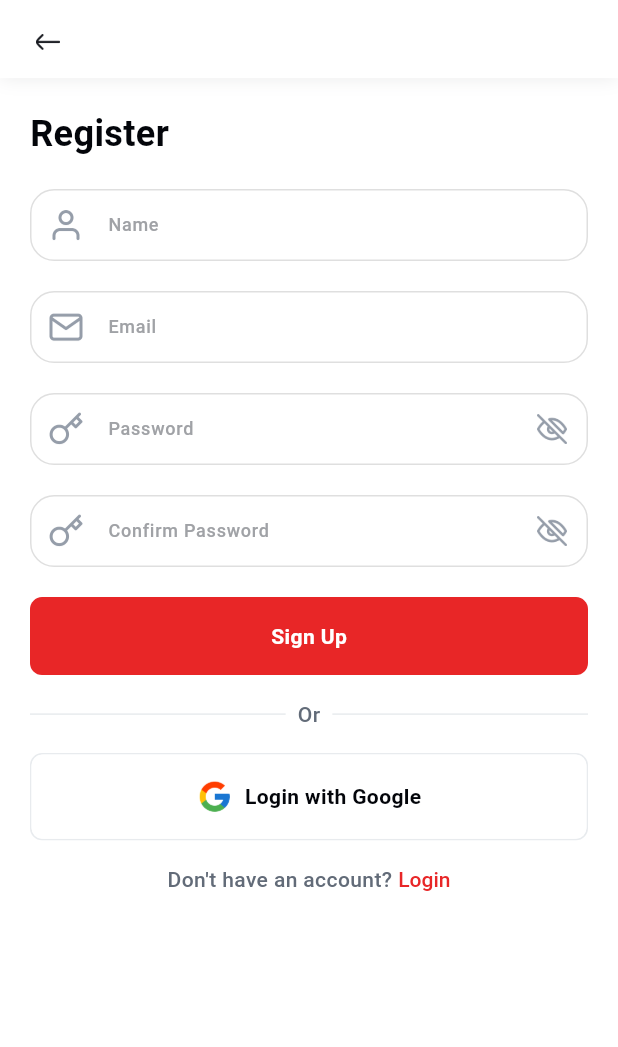
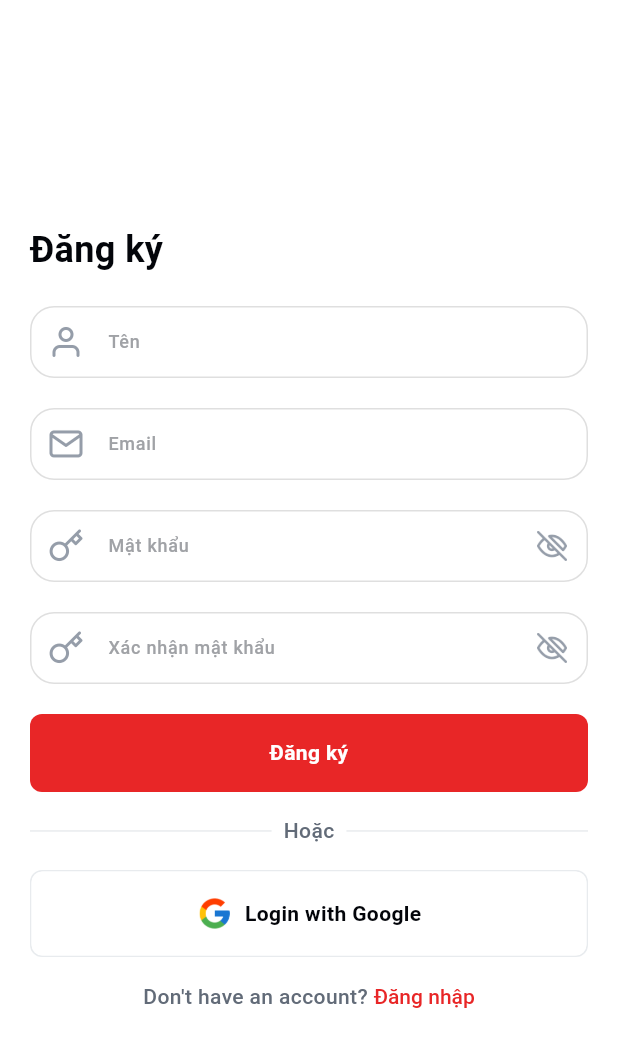
Before and after one commit to toila4120/movie_app, a Flutter app: the screen it shows after launch, after a tap on "Sign up", on a phone screen of 412 x 824 dp. Shown: the top 1047 px of the screen. Run offline on Flutter 3.47's test engine with Material 3 defaults, Android fonts, the phone set to English and light mode, and no system bars; our stand-ins replace cached_network_image, carousel_slider, chewie, cloud_firestore, dio, equatable and 11 more; accounts and stored records are empty; network calls fail; Roboto replaces fonts that are missing (SFProDisplay).

Commit message:
feat: enhance authentication and home features with movie fetching and profile management

```diff
--- a/lib/features/authentication/authentication.dart
+++ b/lib/features/authentication/authentication.dart
@@ -11,6 +11,7 @@ import 'package:movie_app/core/bloc/app_bloc.dart';
 import 'package:movie_app/features/categories/presentation/bloc/categories_bloc.dart';
 import 'package:movie_app/features/categories/presentation/bloc/categories_event.dart';
 import 'package:movie_app/features/categories/presentation/bloc/categories_state.dart';
+import 'package:movie_app/features/home/presentation/bloc/home_bloc.dart';
 
 part 'presentation/screen/login_screen.dart';
 part 'presentation/screen/register_screen.dart';
--- a/lib/features/authentication/presentation/screen/login_screen.dart
+++ b/lib/features/authentication/presentation/screen/login_screen.dart
@@ -16,6 +16,12 @@ class _LoginScreenState extends State<LoginScreen> {
   @override
   void dispose() {
     super.dispose();
+  }
+
+  @override
+  void initState() {
+    super.initState();
+    context.read<HomeBloc>().add(FectchMovieForBannerMovies());
   }
 
   @override
--- a/lib/features/authentication/presentation/screen/register_screen.dart
+++ b/lib/features/authentication/presentation/screen/register_screen.dart
@@ -32,9 +32,9 @@ class _RegisterScreenState extends State<RegisterScreen> {
       child: AppContainer(
         resizeToAvoidBottomInset: true,
         child: Column(
+          mainAxisAlignment: MainAxisAlignment.center,
           children: [
-            const AppHeader(),
-            Expanded(
+            Flexible(
               child: Padding(
                 padding: EdgeInsets.symmetric(
                   horizontal: AppPadding.large,
@@ -48,17 +48,16 @@ class _RegisterScreenState extends State<RegisterScreen> {
                       crossAxisAlignment: CrossAxisAlignment.start,
                       children: [
                         Text(
-                          'Register',
+                          'Đăng ký',
                           style: TextStyle(
                             fontSize: 24.sp,
                             fontWeight: FontWeight.w700,
-                            // color: AppColor.greyScale900,
                           ),
                         ),
                         SizedBox(height: AppPadding.large),
                         AppTextField(
                           controller: _nameController,
-                          hintText: 'Name',
+                          hintText: 'Tên',
                           prefixIcon: Padding(
                             padding: EdgeInsets.all(AppPadding.small),
                             child: Image.asset(
@@ -84,7 +83,7 @@ class _RegisterScreenState extends State<RegisterScreen> {
                         SizedBox(height: AppPadding.large),
                         AppTextField(
                           controller: _passwordController,
-                          hintText: 'Password',
+                          hintText: 'Mật khẩu',
                           obscureText: _isObscureText,
                           prefixIcon: Padding(
                             padding: EdgeInsets.all(AppPadding.small),
@@ -112,7 +111,7 @@ class _RegisterScreenState extends State<RegisterScreen> {
                         SizedBox(height: AppPadding.large),
                         AppTextField(
                           controller: _confirmPasswordController,
-                          hintText: 'Confirm Password',
+                          hintText: 'Xác nhận mật khẩu',
                           obscureText: _isObscureText,
                           prefixIcon: Padding(
                             padding: EdgeInsets.all(AppPadding.small),
@@ -169,7 +168,7 @@ class _RegisterScreenState extends State<RegisterScreen> {
                                       ),
                                     )
                                   : Text(
-                                      'Sign Up',
+                                      'Đăng ký',
                                       style: TextStyle(
                                         fontSize: 14.sp,
                                         fontWeight: FontWeight.w700,
@@ -192,7 +191,7 @@ class _RegisterScreenState extends State<RegisterScreen> {
                             ),
                             SizedBox(width: AppPadding.tiny),
                             Text(
-                              'Or',
+                              'Hoặc',
                               style: TextStyle(
                                 fontSize: 14.sp,
                                 fontWeight: FontWeight.w500,
@@ -228,7 +227,7 @@ class _RegisterScreenState extends State<RegisterScreen> {
                               onPressed: () {
                                 context.go(AppRouter.loginScreenPath);
                               },
-                              text: 'Login',
+                              text: 'Đăng nhập',
                               textStyle: TextStyle(
                                 fontSize: 14.sp,
                                 fontWeight: FontWeight.w500,
--- a/lib/features/home/presentation/bloc/home_bloc.dart
+++ b/lib/features/home/presentation/bloc/home_bloc.dart
@@ -1,6 +1,7 @@
 import 'package:equatable/equatable.dart';
 import 'package:flutter_bloc/flutter_bloc.dart';
 import 'package:movie_app/core/enum/loading_state.dart';
+import 'package:movie_app/features/home/data/model/movie_with_genre.dart';
 import 'package:movie_app/features/home/domain/entities/movie_for_banner_entity.dart';
 import 'package:movie_app/features/home/domain/usecase/fetch_movie_for_banner_usecase.dart';
 import 'package:movie_app/injection_container.dart';
--- a/lib/features/home/presentation/bloc/home_state.dart
+++ b/lib/features/home/presentation/bloc/home_state.dart
@@ -2,10 +2,8 @@ part of 'home_bloc.dart';
 
 class HomeState extends Equatable {
   final List<MovieForBannerEntity> bannerMovies;
-  final List<MovieForBannerEntity> hanhDongMovies;
   final List<MovieForBannerEntity> newMovies;
-  final List<MovieForBannerEntity> phieuLuuMovies;
-  final List<MovieForBannerEntity> kinhDiMovies;
+  final List<MovieWithGenre> popularMovies;
   final LoadingState loadingState;
   final String errorMessage;
 
@@ -13,19 +11,15 @@ class HomeState extends Equatable {
     required this.bannerMovies,
     required this.loadingState,
     required this.errorMessage,
-    this.hanhDongMovies = const [],
     this.newMovies = const [],
-    this.phieuLuuMovies = const [],
-    this.kinhDiMovies = const [],
+    this.popularMovies = const [],
   });
 
   factory HomeState.init() {
     return const HomeState(
       bannerMovies: [],
-      hanhDongMovies: [],
       newMovies: [],
-      phieuLuuMovies: [],
-      kinhDiMovies: [],
+      popularMovies: [],
       loadingState: LoadingState.pure,
       errorMessage: '',
     );
@@ -33,19 +27,15 @@ class HomeState extends Equatable {
 
   HomeState copyWith({
     List<MovieForBannerEntity>? bannerMovies,
-    List<MovieForBannerEntity>? hanhDongMovies,
     List<MovieForBannerEntity>? newMovies,
-    List<MovieForBannerEntity>? phieuLuuMovies,
-    List<MovieForBannerEntity>? kinhDiMovies,
+    List<MovieWithGenre>? popularMovies,
     LoadingState? loadingState,
     String? errorMessage,
   }) {
     return HomeState(
       bannerMovies: bannerMovies ?? this.bannerMovies,
-      hanhDongMovies: hanhDongMovies ?? this.hanhDongMovies,
       newMovies: newMovies ?? this.newMovies,
-      phieuLuuMovies: phieuLuuMovies ?? this.phieuLuuMovies,
-      kinhDiMovies: kinhDiMovies ?? this.kinhDiMovies,
+      popularMovies: popularMovies ?? this.popularMovies,
       loadingState: loadingState ?? this.loadingState,
       errorMessage: errorMessage ?? this.errorMessage,
     );
@@ -54,10 +44,8 @@ class HomeState extends Equatable {
   @override
   List<Object> get props => [
         bannerMovies,
-        hanhDongMovies,
         newMovies,
-        phieuLuuMovies,
-        kinhDiMovies,
+        popularMovies,
         loadingState,
         errorMessage,
       ];
--- a/lib/features/home/presentation/screen/home_page.dart
+++ b/lib/features/home/presentation/screen/home_page.dart
@@ -11,9 +11,6 @@ class _HomePageState extends State<HomePage> {
   @override
   void initState() {
     context.read<CategoriesBloc>().add(FetchCategories());
-    context.read<HomeBloc>().add(
-          FectchMovieForBannerMovies(),
-        );
     super.initState();
   }
 
--- a/lib/features/home/presentation/widget/popular.dart
+++ b/lib/features/home/presentation/widget/popular.dart
@@ -17,7 +17,6 @@ class Popular extends StatelessWidget {
                     'Phim nổi bật',
                     style: TextStyle(
                       fontSize: 16.sp,
-                      // color: AppColor.greyScale200,
                       fontWeight: FontWeight.w700,
                     ),
                   ),
--- a/lib/features/movie/movie.dart
+++ b/lib/features/movie/movie.dart
@@ -15,6 +15,7 @@ import 'package:movie_app/features/authentication/presentation/bloc/authenticati
 import 'package:movie_app/features/movie/domain/entities/movie_entity.dart';
 import 'package:movie_app/features/movie/presentation/bloc/movie_bloc.dart';
 import 'package:movie_app/features/movie/presentation/widget/item_container.dart';
+import 'package:movie_app/features/profile/presentation/bloc/profile_bloc.dart';
 import 'package:pod_player/pod_player.dart';
 import 'package:shimmer/shimmer.dart';
 
--- a/lib/features/movie/presentation/widget/header_movie_detail.dart
+++ b/lib/features/movie/presentation/widget/header_movie_detail.dart
@@ -93,6 +93,9 @@ class HeaderMovieDetail extends StatelessWidget {
                       context
                           .read<AuthenticationBloc>()
                           .add(LikeMovieEvent(movieId: movie.slug));
+                      context
+                          .read<ProfileBloc>()
+                          .add(RemoveFavoriteMovieEvent(slug: movie.slug));
                     },
                     child: Image.asset(
                       AppImage.icBookMark,
--- a/lib/features/profile/presentation/bloc/profile_event.dart
+++ b/lib/features/profile/presentation/bloc/profile_event.dart
@@ -15,3 +15,27 @@ class GetFavoriteMoviesEvent extends ProfileEvent {
         user,
       ];
 }
+
+class AddFavoriteMovieEvent extends ProfileEvent {
+  final MovieEntity movie;
+  const AddFavoriteMovieEvent({
+    required this.movie,
+  });
+
+  @override
+  List<Object> get props => [
+        movie,
+      ];
+}
+
+class RemoveFavoriteMovieEvent extends ProfileEvent {
+  final String slug;
+  const RemoveFavoriteMovieEvent({
+    required this.slug,
+  });
+
+  @override
+  List<Object> get props => [
+        slug,
+      ];
+}
```
Also changed, not shown: lib/features/home/data/model/movie_with_genre.dart (added, +13 -0 lines), lib/features/profile/presentation/bloc/profile_bloc.dart (+28 -0 lines).
